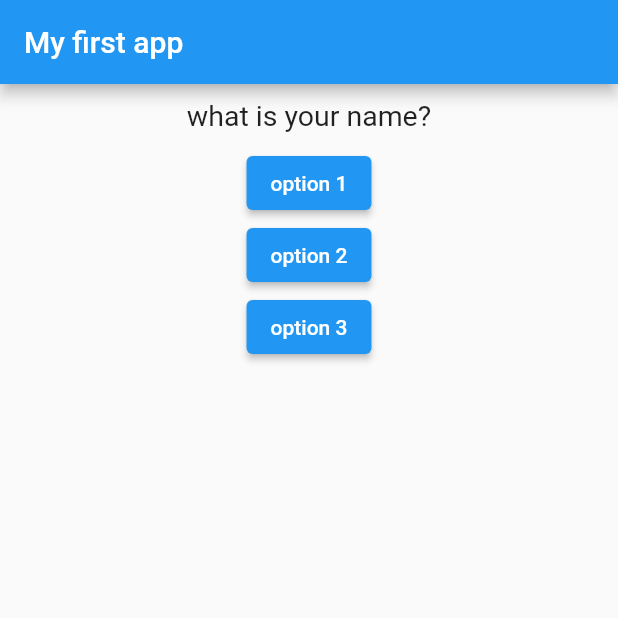
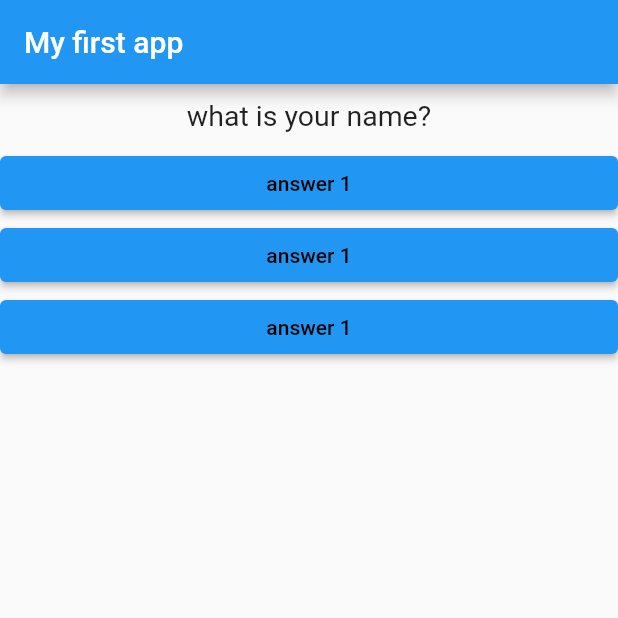
Before and after one commit to Ishaan-Wadhwa/flutter_complete_guide, a Flutter app: the screen it shows after launch, on a phone screen of 412 x 824 dp, the top half of it. Run offline on Flutter 3.47's test engine with Material 2 defaults, Android fonts, the phone set to English and light mode, and no system bars.

Commit message:
basic quiz app

```diff
--- a/lib/answer.dart
+++ b/lib/answer.dart
@@ -1,21 +1,41 @@
+// import 'package:flutter/material.dart';
+// class Answer extends StatelessWidget
+// {
+//   final VoidCallback printText;
+//   Answer(this.printText);
+//   @override
+//   Widget build(BuildContext context)
+//   {
+//     return Container
+//     (
+//         width: double.infinity,
+//         child: ElevatedButton
+//         (
+//           // ignore: sort_child_properties_last
+//           // ignore: prefer_const_constructors
+//           child: Text('Answer 1', style: TextStyle(color: Colors.red)),
+//           onPressed: printText,
+//         )
+//         );
+//   }
+// }
 import 'package:flutter/material.dart';
-class Answer extends StatelessWidget
-{
-  final VoidCallback printText;
-  Answer(this.printText);
+
+class answer extends StatelessWidget {
+  // const answer({super.key});
+  final VoidCallback selectHandler;
+  answer(this.selectHandler);
   @override
-  Widget build(BuildContext context)
-  {
-    return Container
-    (
-        width: double.infinity,
-        child: ElevatedButton
-        (
-          // ignore: sort_child_properties_last
-          // ignore: prefer_const_constructors
-          child: Text('Answer 1', style: TextStyle(color: Colors.red)),
-          onPressed: printText,
-        )
-        );
+  Widget build(BuildContext context) {
+    return Container(
+      width: double.infinity,
+      child: ElevatedButton
+      (
+       style :ButtonStyle(backgroundColor:MaterialStateProperty.all(Colors.blue),
+          foregroundColor: MaterialStateProperty.all(Colors.black)),
+        child: Text('answer 1'),
+        onPressed: selectHandler,
+        ),
+      );
   }
 }
--- a/lib/main.dart
+++ b/lib/main.dart
@@ -70,6 +70,7 @@
 
 import 'package:flutter/material.dart';
 import './question.dart';
+import './answer.dart';
 
 void main() {
   runApp(MyApp());
@@ -84,7 +85,7 @@ class _MyAppState extends State<MyApp> {
   var _questionindex = 0;
   void answerquestion() {
     setState(() {
-      ++_questionindex;
+      _questionindex++;
     });
     print('answer chosen');
   }
@@ -92,7 +93,7 @@ class _MyAppState extends State<MyApp> {
   var questions = [
     'what is your name?',
     'what is your favourite color?',
-    'what is your favourite food'
+    'what is your favourite food?'
   ];
 
   @override
@@ -102,15 +103,31 @@ class _MyAppState extends State<MyApp> {
             appBar: AppBar(title: Text('My first app')),
             body: Column(children: [
               question(/*'the question'*/ questions[_questionindex]),
-              ElevatedButton(
-                  child: Text('option 1'),
-                  onPressed: answerquestion /*() => print('answer 1 chosen')*/),
-              ElevatedButton(
-                  child: Text('option 2'),
-                  onPressed: answerquestion), //() => print('answer 2 chosen')),
-              ElevatedButton(
-                  child: Text('option 3'),
-                  onPressed: answerquestion) //() => print('answer 3 chosen'))
+              answer(answerquestion),
+              // ElevatedButton(
+              //     style: ButtonStyle(
+              //       backgroundColor: MaterialStateProperty.all(Colors.blue),
+              //       foregroundColor: MaterialStateProperty.all(Colors.white),
+              //     ),
+              //     child: Text('option 1'),
+              //     onPressed: answerquestion /*() => print('answer 1 chosen')*/
+              //     ),
+              answer(answerquestion),
+              // ElevatedButton(
+              //     style: ButtonStyle(
+              //       backgroundColor: MaterialStateProperty.all(Colors.blue),
+              //       foregroundColor: MaterialStateProperty.all(Colors.white),
+              //     ),
+              //     child: Text('option 2'),
+            //     onPressed: answerquestion), //() => print('answer 2 chosen')),
+            answer(answerquestion),
+              // ElevatedButton(
+              //     style: ButtonStyle(
+              //       backgroundColor: MaterialStateProperty.all(Colors.blue),
+              //       foregroundColor: MaterialStateProperty.all(Colors.white),
+              //     ),
+              //     child: Text('option 3'),
+              //     onPressed: answerquestion) //() => print('answer 3 chosen'))
             ])));
   }
 }
```
Also changed, not shown: lib/question.dart (+7 -0 lines).
